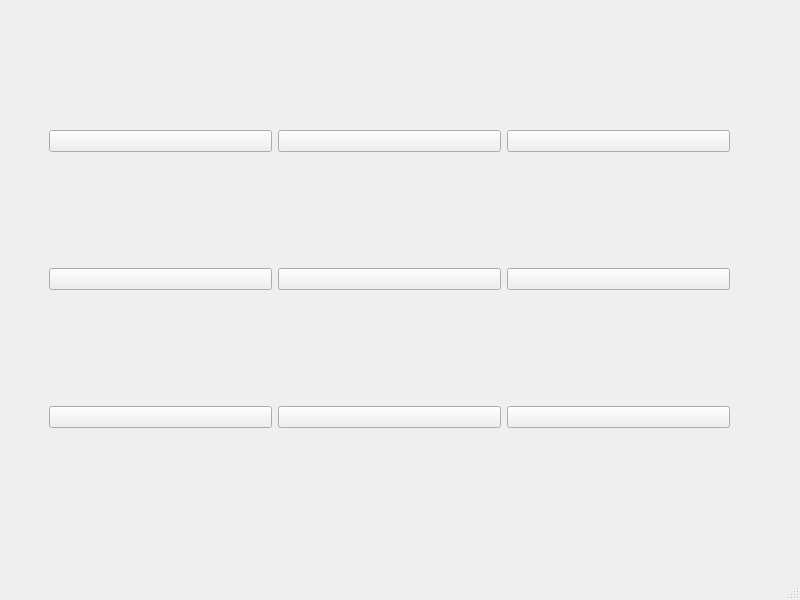
CoolTL/Pseudocode, file view/game.ui: the form before one commit.
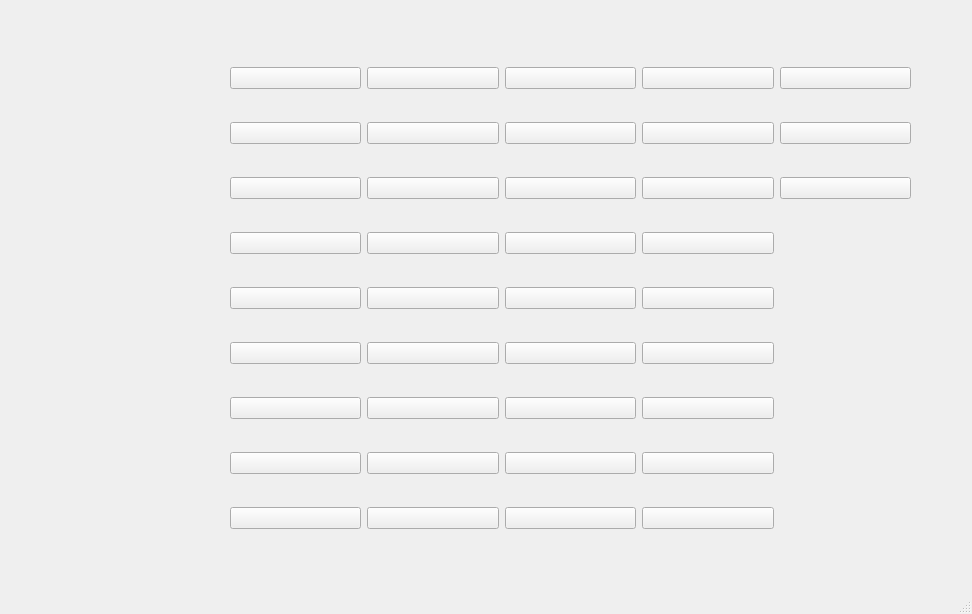
The form after the commit.

Commit message: made a 9x9 grid

```diff
--- a/view/game.ui
+++ b/view/game.ui
@@ -6,8 +6,8 @@
    <rect>
     <x>0</x>
     <y>0</y>
-    <width>800</width>
-    <height>600</height>
+    <width>972</width>
+    <height>614</height>
    </rect>
   </property>
   <property name="windowTitle">
@@ -17,13 +17,173 @@
    <widget class="QWidget" name="gridLayoutWidget">
     <property name="geometry">
      <rect>
-      <x>49</x>
-      <y>20</y>
+      <x>230</x>
+      <y>40</y>
       <width>681</width>
       <height>521</height>
      </rect>
     </property>
     <layout class="QGridLayout" name="gridLayout">
+     <item row="7" column="1">
+      <widget class="QPushButton" name="s17">
+       <property name="text">
+        <string/>
+       </property>
+       <property name="checkable">
+        <bool>true</bool>
+       </property>
+       <property name="autoExclusive">
+        <bool>true</bool>
+       </property>
+       <property name="flat">
+        <bool>false</bool>
+       </property>
+      </widget>
+     </item>
+     <item row="3" column="2">
+      <widget class="QPushButton" name="s23">
+       <property name="text">
+        <string/>
+       </property>
+       <property name="checkable">
+        <bool>true</bool>
+       </property>
+       <property name="autoExclusive">
+        <bool>true</bool>
+       </property>
+       <property name="flat">
+        <bool>false</bool>
+       </property>
+      </widget>
+     </item>
+     <item row="6" column="1">
+      <widget class="QPushButton" name="s16">
+       <property name="text">
+        <string/>
+       </property>
+       <property name="checkable">
+        <bool>true</bool>
+       </property>
+       <property name="autoExclusive">
+        <bool>true</bool>
+       </property>
+       <property name="flat">
+        <bool>false</bool>
+       </property>
+      </widget>
+     </item>
+     <item row="6" column="2">
+      <widget class="QPushButton" name="s26">
+       <property name="text">
+        <string/>
+       </property>
+       <property name="checkable">
+        <bool>true</bool>
+       </property>
+       <property name="autoExclusive">
+        <bool>true</bool>
+       </property>
+       <property name="flat">
+        <bool>false</bool>
+       </property>
+      </widget>
+     </item>
+     <item row="1" column="1">
+      <widget class="QPushButton" name="s11">
+       <property name="text">
+        <string/>
+       </property>
+       <property name="checkable">
+        <bool>true</bool>
+       </property>
+       <property name="autoExclusive">
+        <bool>true</bool>
+       </property>
+       <property name="flat">
+        <bool>false</bool>
+       </property>
+      </widget>
+     </item>
+     <item row="1" column="2">
+      <widget class="QPushButton" name="s21">
+       <property name="text">
+        <string/>
+       </property>
+       <property name="checkable">
+        <bool>true</bool>
+       </property>
+       <property name="autoExclusive">
+        <bool>true</bool>
+       </property>
+       <property name="flat">
+        <bool>false</bool>
+       </property>
+      </widget>
+     </item>
+     <item row="4" column="1">
+      <widget class="QPushButton" name="s14">
+       <property name="text">
+        <string/>
+       </property>
+       <property name="checkable">
+        <bool>true</bool>
+       </property>
+       <property name="autoExclusive">
+        <bool>true</bool>
+       </property>
+       <property name="flat">
+        <bool>false</bool>
+       </property>
+      </widget>
+     </item>
+     <item row="5" column="2">
+      <widget class="QPushButton" name="s25">
+       <property name="text">
+        <string/>
+       </property>
+       <property name="checkable">
+        <bool>true</bool>
+       </property>
+       <property name="autoExclusive">
+        <bool>true</bool>
+       </property>
+       <property name="flat">
+        <bool>false</bool>
+       </property>
+      </widget>
+     </item>
+     <item row="4" column="3">
+      <widget class="QPushButton" name="s34">
+       <property name="text">
+        <string/>
+       </property>
+       <property name="checkable">
+        <bool>true</bool>
+       </property>
+       <property name="autoExclusive">
+        <bool>true</bool>
+       </property>
+       <property name="flat">
+        <bool>false</bool>
+       </property>
+      </widget>
+     </item>
+     <item row="3" column="0">
+      <widget class="QPushButton" name="s03">
+       <property name="text">
+        <string/>
+       </property>
+       <property name="checkable">
+        <bool>true</bool>
+       </property>
+       <property name="autoExclusive">
+        <bool>true</bool>
+       </property>
+       <property name="flat">
+        <bool>false</bool>
+       </property>
+      </widget>
+     </item>
      <item row="1" column="0">
       <widget class="QPushButton" name="s01">
        <property name="text">
@@ -56,6 +216,86 @@
        </property>
       </widget>
      </item>
+     <item row="0" column="3">
+      <widget class="QPushButton" name="s30">
+       <property name="text">
+        <string/>
+       </property>
+       <property name="checkable">
+        <bool>true</bool>
+       </property>
+       <property name="autoExclusive">
+        <bool>true</bool>
+       </property>
+       <property name="flat">
+        <bool>false</bool>
+       </property>
+      </widget>
+     </item>
+     <item row="8" column="2">
+      <widget class="QPushButton" name="s28">
+       <property name="text">
+        <string/>
+       </property>
+       <property name="checkable">
+        <bool>true</bool>
+       </property>
+       <property name="autoExclusive">
+        <bool>true</bool>
+       </property>
+       <property name="flat">
+        <bool>false</bool>
+       </property>
+      </widget>
+     </item>
+     <item row="0" column="2">
+      <widget class="QPushButton" name="s20">
+       <property name="text">
+        <string/>
+       </property>
+       <property name="checkable">
+        <bool>true</bool>
+       </property>
+       <property name="autoExclusive">
+        <bool>true</bool>
+       </property>
+       <property name="flat">
+        <bool>false</bool>
+       </property>
+      </widget>
+     </item>
+     <item row="8" column="1">
+      <widget class="QPushButton" name="s18">
+       <property name="text">
+        <string/>
+       </property>
+       <property name="checkable">
+        <bool>true</bool>
+       </property>
+       <property name="autoExclusive">
+        <bool>true</bool>
+       </property>
+       <property name="flat">
+        <bool>false</bool>
+       </property>
+      </widget>
+     </item>
+     <item row="8" column="3">
+      <widget class="QPushButton" name="s38">
+       <property name="text">
+        <string/>
+       </property>
+       <property name="checkable">
+        <bool>true</bool>
+       </property>
+       <property name="autoExclusive">
+        <bool>true</bool>
+       </property>
+       <property name="flat">
+        <bool>false</bool>
+       </property>
+      </widget>
+     </item>
      <item row="2" column="0">
       <widget class="QPushButton" name="s02">
        <property name="text">
@@ -72,24 +312,8 @@
        </property>
       </widget>
      </item>
-     <item row="0" column="0">
-      <widget class="QPushButton" name="s00">
-       <property name="text">
-        <string/>
-       </property>
-       <property name="checkable">
-        <bool>true</bool>
-       </property>
-       <property name="autoExclusive">
-        <bool>true</bool>
-       </property>
-       <property name="flat">
-        <bool>false</bool>
-       </property>
-      </widget>
-     </item>
-     <item row="1" column="1">
-      <widget class="QPushButton" name="s11">
+     <item row="7" column="2">
+      <widget class="QPushButton" name="s27">
        <property name="text">
         <string/>
        </property>
@@ -120,8 +344,8 @@
        </property>
       </widget>
      </item>
-     <item row="0" column="2">
-      <widget class="QPushButton" name="s20">
+     <item row="6" column="0">
+      <widget class="QPushButton" name="s06">
        <property name="text">
         <string/>
        </property>
@@ -136,8 +360,184 @@
        </property>
       </widget>
      </item>
-     <item row="1" column="2">
-      <widget class="QPushButton" name="s21">
+     <item row="3" column="1">
+      <widget class="QPushButton" name="s13">
+       <property name="text">
+        <string/>
+       </property>
+       <property name="checkable">
+        <bool>true</bool>
+       </property>
+       <property name="autoExclusive">
+        <bool>true</bool>
+       </property>
+       <property name="flat">
+        <bool>false</bool>
+       </property>
+      </widget>
+     </item>
+     <item row="2" column="3">
+      <widget class="QPushButton" name="s32">
+       <property name="text">
+        <string/>
+       </property>
+       <property name="checkable">
+        <bool>true</bool>
+       </property>
+       <property name="autoExclusive">
+        <bool>true</bool>
+       </property>
+       <property name="flat">
+        <bool>false</bool>
+       </property>
+      </widget>
+     </item>
+     <item row="1" column="3">
+      <widget class="QPushButton" name="s31">
+       <property name="text">
+        <string/>
+       </property>
+       <property name="checkable">
+        <bool>true</bool>
+       </property>
+       <property name="autoExclusive">
+        <bool>true</bool>
+       </property>
+       <property name="flat">
+        <bool>false</bool>
+       </property>
+      </widget>
+     </item>
+     <item row="5" column="0">
+      <widget class="QPushButton" name="s05">
+       <property name="text">
+        <string/>
+       </property>
+       <property name="checkable">
+        <bool>true</bool>
+       </property>
+       <property name="autoExclusive">
+        <bool>true</bool>
+       </property>
+       <property name="flat">
+        <bool>false</bool>
+       </property>
+      </widget>
+     </item>
+     <item row="7" column="3">
+      <widget class="QPushButton" name="s37">
+       <property name="text">
+        <string/>
+       </property>
+       <property name="checkable">
+        <bool>true</bool>
+       </property>
+       <property name="autoExclusive">
+        <bool>true</bool>
+       </property>
+       <property name="flat">
+        <bool>false</bool>
+       </property>
+      </widget>
+     </item>
+     <item row="8" column="0">
+      <widget class="QPushButton" name="s08">
+       <property name="text">
+        <string/>
+       </property>
+       <property name="checkable">
+        <bool>true</bool>
+       </property>
+       <property name="autoExclusive">
+        <bool>true</bool>
+       </property>
+       <property name="flat">
+        <bool>false</bool>
+       </property>
+      </widget>
+     </item>
+     <item row="5" column="1">
+      <widget class="QPushButton" name="s15">
+       <property name="text">
+        <string/>
+       </property>
+       <property name="checkable">
+        <bool>true</bool>
+       </property>
+       <property name="autoExclusive">
+        <bool>true</bool>
+       </property>
+       <property name="flat">
+        <bool>false</bool>
+       </property>
+      </widget>
+     </item>
+     <item row="4" column="0">
+      <widget class="QPushButton" name="s04">
+       <property name="text">
+        <string/>
+       </property>
+       <property name="checkable">
+        <bool>true</bool>
+       </property>
+       <property name="autoExclusive">
+        <bool>true</bool>
+       </property>
+       <property name="flat">
+        <bool>false</bool>
+       </property>
+      </widget>
+     </item>
+     <item row="0" column="0">
+      <widget class="QPushButton" name="s00">
+       <property name="text">
+        <string/>
+       </property>
+       <property name="checkable">
+        <bool>true</bool>
+       </property>
+       <property name="autoExclusive">
+        <bool>true</bool>
+       </property>
+       <property name="flat">
+        <bool>false</bool>
+       </property>
+      </widget>
+     </item>
+     <item row="5" column="3">
+      <widget class="QPushButton" name="s35">
+       <property name="text">
+        <string/>
+       </property>
+       <property name="checkable">
+        <bool>true</bool>
+       </property>
+       <property name="autoExclusive">
+        <bool>true</bool>
+       </property>
+       <property name="flat">
+        <bool>false</bool>
+       </property>
+      </widget>
+     </item>
+     <item row="7" column="0">
+      <widget class="QPushButton" name="s07">
+       <property name="text">
+        <string/>
+       </property>
+       <property name="checkable">
+        <bool>true</bool>
+       </property>
+       <property name="autoExclusive">
+        <bool>true</bool>
+       </property>
+       <property name="flat">
+        <bool>false</bool>
+       </property>
+      </widget>
+     </item>
+     <item row="6" column="3">
+      <widget class="QPushButton" name="s36">
        <property name="text">
         <string/>
        </property>
@@ -168,6 +568,86 @@
        </property>
       </widget>
      </item>
+     <item row="3" column="3">
+      <widget class="QPushButton" name="s33">
+       <property name="text">
+        <string/>
+       </property>
+       <property name="checkable">
+        <bool>true</bool>
+       </property>
+       <property name="autoExclusive">
+        <bool>true</bool>
+       </property>
+       <property name="flat">
+        <bool>false</bool>
+       </property>
+      </widget>
+     </item>
+     <item row="4" column="2">
+      <widget class="QPushButton" name="s24">
+       <property name="text">
+        <string/>
+       </property>
+       <property name="checkable">
+        <bool>true</bool>
+       </property>
+       <property name="autoExclusive">
+        <bool>true</bool>
+       </property>
+       <property name="flat">
+        <bool>false</bool>
+       </property>
+      </widget>
+     </item>
+     <item row="0" column="4">
+      <widget class="QPushButton" name="s40">
+       <property name="text">
+        <string/>
+       </property>
+       <property name="checkable">
+        <bool>true</bool>
+       </property>
+       <property name="autoExclusive">
+        <bool>true</bool>
+       </property>
+       <property name="flat">
+        <bool>false</bool>
+       </property>
+      </widget>
+     </item>
+     <item row="1" column="4">
+      <widget class="QPushButton" name="s41">
+       <property name="text">
+        <string/>
+       </property>
+       <property name="checkable">
+        <bool>true</bool>
+       </property>
+       <property name="autoExclusive">
+        <bool>true</bool>
+       </property>
+       <property name="flat">
+        <bool>false</bool>
+       </property>
+      </widget>
+     </item>
+     <item row="2" column="4">
+      <widget class="QPushButton" name="s42">
+       <property name="text">
+        <string/>
+       </property>
+       <property name="checkable">
+        <bool>true</bool>
+       </property>
+       <property name="autoExclusive">
+        <bool>true</bool>
+       </property>
+       <property name="flat">
+        <bool>false</bool>
+       </property>
+      </widget>
+     </item>
     </layout>
    </widget>
   </widget>
```
Left out of the diff: 4 changed lines with no effect on the pictures.
